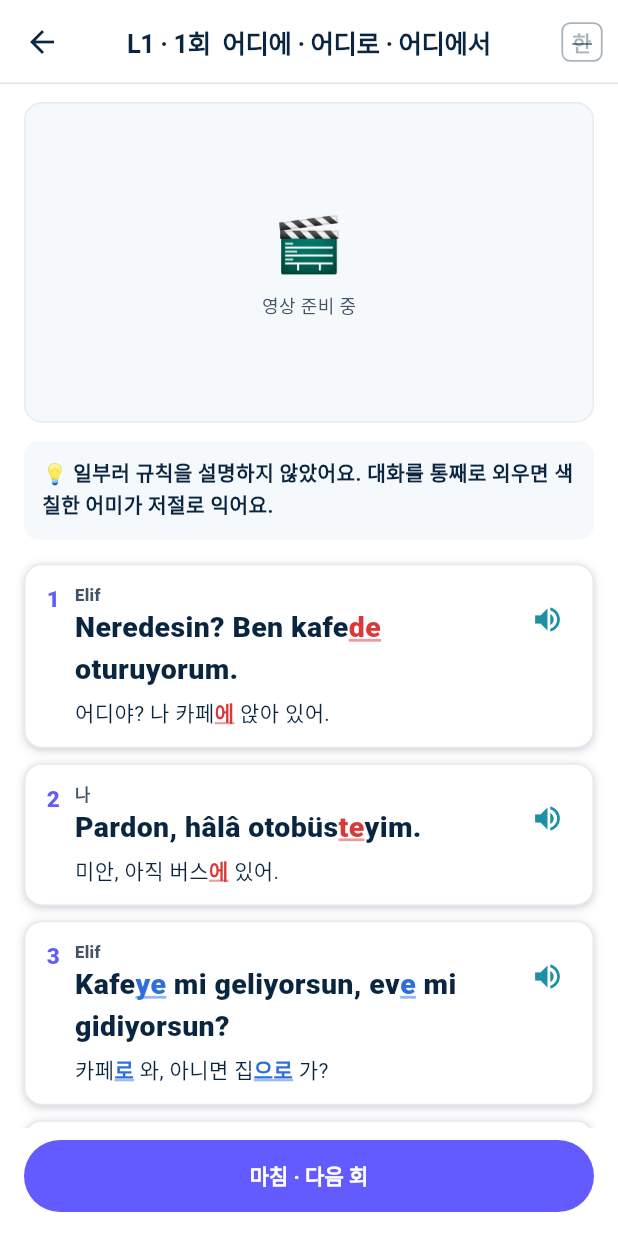
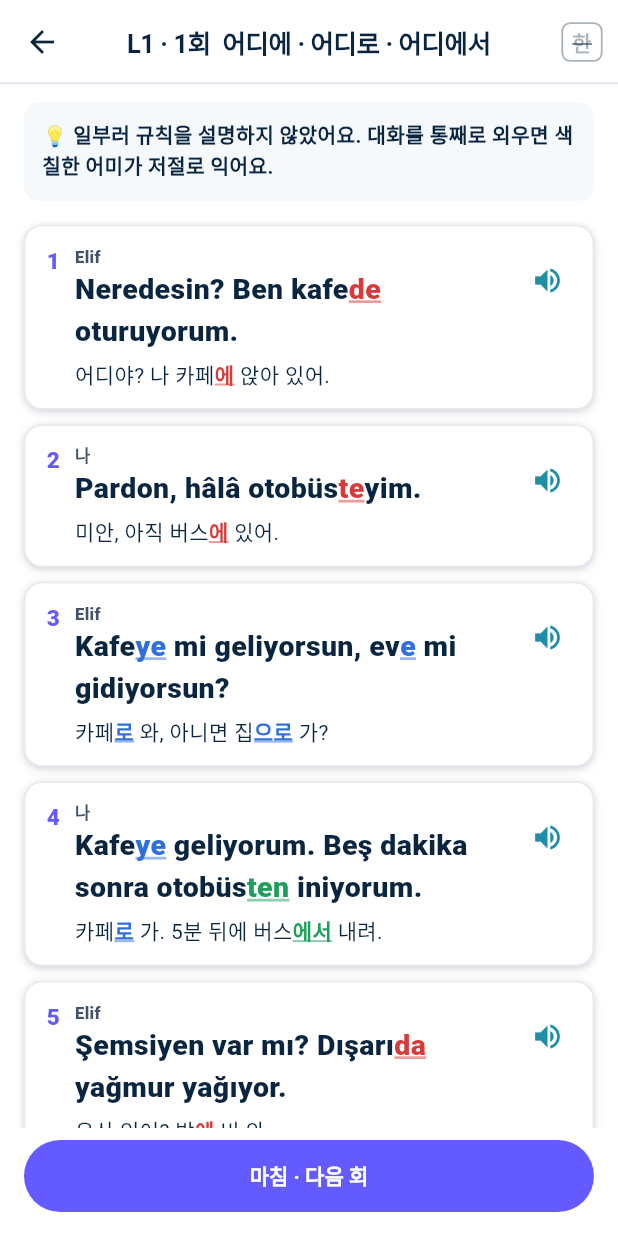
Before and after one commit to talkverselab/talkverse-tr, a Flutter app: the SenseCourseScreen screen opened directly, after a tap on "1회", on a phone screen of 412 x 824 dp. Run offline on Flutter 3.47's test engine with Material 3 defaults, Android fonts, the phone set to English and light mode, and no system bars; our stand-ins replace audioplayers, csv, drift, drift_flutter, flutter_secure_storage, flutter_tts and 6 more; missing offline and left inert: flutter_web_auth_2; accounts and stored records are empty; generated files the repository leaves out were written again; Roboto replaces fonts that are missing (Pretendard); statements that could not run were skipped.

Commit message:
심사 대비: 에피소드 화면 빈 급(L2·L3 「준비 중」) 숨김, 언어감각 영상 없는 회차는 「영상 준비 중」 칸 숨기고 안내문도 영상 말 빼기
Co-Authored-By: Claude Opus 5.5 <noreply@anthropic.com>
Claude-Session: https://claude.ai/code/session_01A6i92hWxYAA1u2ay8b2i1

```diff
--- a/lib/core/l10n_dict.dart
+++ b/lib/core/l10n_dict.dart
@@ -352,6 +352,7 @@ const Map<String, String> kDictEn = {
   '언어감각 익히기': 'Language feel',
   '영상 준비 중': 'Video coming soon',
   '영상을 보고, 대화를 통째로 외워요. 규칙은 참고에만 있어요.': 'Watch the video, then memorise the whole dialogue. Rules are only in the reference.',
+  '대화를 통째로 외워요. 규칙은 참고에만 있어요.': 'Memorise the whole dialogue. Rules are only in the reference.',
   '영상을 불러오지 못했어요': 'Could not load the video',
   '한국어와 다른 곳만 잠깐': 'Only where it differs from Korean',
   '정규과정': 'Core course',
@@ -695,6 +696,7 @@ const Map<String, String> kDictJa = {
   '언어감각 익히기': '言語感覚を身につける',
   '영상 준비 중': '動画準備中',
   '영상을 보고, 대화를 통째로 외워요. 규칙은 참고에만 있어요.': '動画を見て、会話を丸ごと覚えます。規則は参考にだけあります。',
+  '대화를 통째로 외워요. 규칙은 참고에만 있어요.': '会話を丸ごと覚えます。規則は参考にだけあります。',
   '영상을 불러오지 못했어요': '動画を読み込めませんでした',
   '한국어와 다른 곳만 잠깐': '韓国語と違うところだけ',
   '정규과정': '正規コース',
@@ -1038,6 +1040,7 @@ const Map<String, String> kDictZh = {
   '언어감각 익히기': '培养语感',
   '영상 준비 중': '视频准备中',
   '영상을 보고, 대화를 통째로 외워요. 규칙은 참고에만 있어요.': '看视频，然后整段背下会话。规则只在参考里。',
+  '대화를 통째로 외워요. 규칙은 참고에만 있어요.': '整段背下会话。规则只在参考里。',
   '영상을 불러오지 못했어요': '视频加载失败',
   '한국어와 다른 곳만 잠깐': '只讲和韩语不同的地方',
   '정규과정': '正式课程',
--- a/lib/screens/conversation_screen.dart
+++ b/lib/screens/conversation_screen.dart
@@ -50,7 +50,7 @@ class _ConversationScreenState extends State<ConversationScreen> {
           : ListView(
               padding: const EdgeInsets.all(16),
               children: [
-                for (final level in EpisodeCatalog.levels) ...[
+                for (final level in EpisodeCatalog.levels.where((l) => catalog.forLevel(l).isNotEmpty)) ...[  // 빈 급은 숨김(심사 11-23)
                   Row(
                     children: [
                       TileBadge(text: level, size: 28),
--- a/lib/screens/sense_course_screen.dart
+++ b/lib/screens/sense_course_screen.dart
@@ -88,7 +88,7 @@ class _SenseCourseScreenState extends State<SenseCourseScreen> {
     final next = all.indexWhere((e) => !isRef(e.$2) && !_done.contains(e.$2['id']));
     final real = all.where((e) => !isRef(e.$2)).toList();
     final children = <Widget>[
-      Text(tr('영상을 보고, 대화를 통째로 외워요. 규칙은 참고에만 있어요.'),
+      Text(tr(all.any((e) => ((e.$2['video'] as String?) ?? '').isNotEmpty) ? '영상을 보고, 대화를 통째로 외워요. 규칙은 참고에만 있어요.' : '대화를 통째로 외워요. 규칙은 참고에만 있어요.'),
           style: const TextStyle(fontSize: 13, color: AppColors.sumiLight)),
       const SizedBox(height: 4),
       Text(trf('{0}/{1}회 마침', [real.where((e) => _done.contains(e.$2['id'])).length, real.length]),
@@ -328,8 +328,7 @@ class _Memorize extends StatelessWidget {
     const tlStyle = TextStyle(fontSize: 19, fontWeight: FontWeight.w800, color: AppColors.sumi, height: 1.45);
     const koStyle = TextStyle(fontSize: 14, color: AppColors.sumi, height: 1.45);
     return Column(crossAxisAlignment: CrossAxisAlignment.stretch, children: [
-      LessonVideo(url: video),
-      const SizedBox(height: 12),
+      if (video.isNotEmpty) ...[LessonVideo(url: video), const SizedBox(height: 12)],  // 영상 없으면 칸을 숨김(심사 11-23)
       Container(
         padding: const EdgeInsets.all(12),
         decoration: BoxDecoration(color: AppColors.washiDeep, borderRadius: BorderRadius.circular(10)),
```
